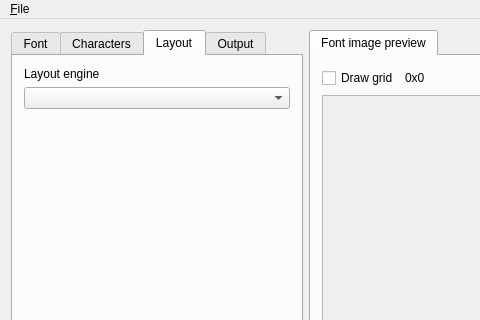
Qt form src/fontbuilder.ui (MaximIntegrated/fontbuilder) before a commit; both pictures show x 0 to 480 and y 0 to 320 of the 612 by 560 pixel window.
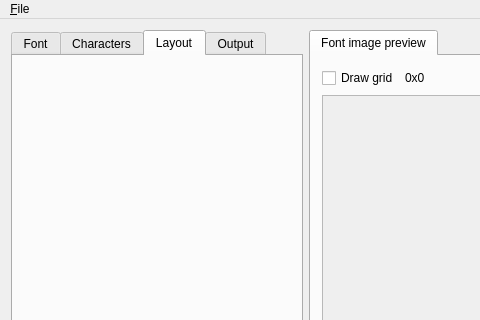
The same form after that commit. The open tabs and pages were chosen to show the change. Custom widgets are drawn as their Qt base class.

Commit message: [ADIFontBuilder] Remove Layout Selection Only Use Line Layout

```diff
--- a/src/fontbuilder.ui
+++ b/src/fontbuilder.ui
@@ -106,16 +106,6 @@
         <string>Layout</string>
        </attribute>
        <layout class="QVBoxLayout" name="verticalLayout_5">
-        <item>
-         <widget class="QLabel" name="label">
-          <property name="text">
-           <string>Layout engine</string>
-          </property>
-         </widget>
-        </item>
-        <item>
-         <widget class="QComboBox" name="comboBoxLayouter"/>
-        </item>
         <item>
          <widget class="LayoutConfigFrame" name="frameLayoutConfig" native="true"/>
         </item>
```
Left out of the diff: 2 changed lines with no effect on the pictures. The commit also changes 2 other files.
